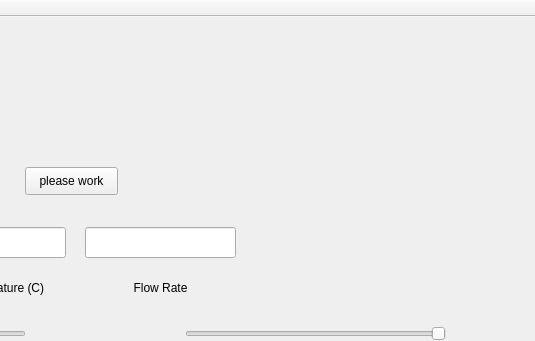
Before: the Qt Designer form FaucetGUI/mainwindow.ui in WilliamJou/FaucetProject, drawn with Qt 5; both pictures show x 355 to 890 and y 0 to 341 of the 890 by 560 pixel window.
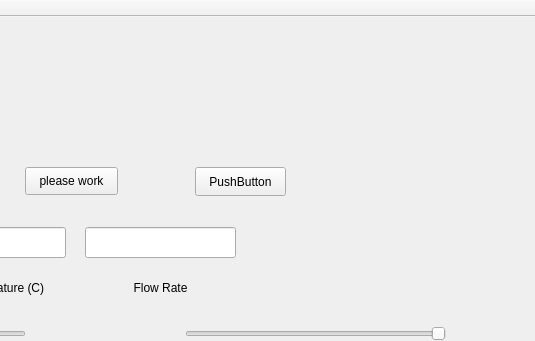
After: the same form once the commit is applied.

What changed in the file:
```diff
--- a/FaucetGUI/mainwindow.ui
+++ b/FaucetGUI/mainwindow.ui
@@ -186,6 +186,19 @@
      <string>Faucet Handle Control</string>
     </property>
    </widget>
+   <widget class="QPushButton" name="pshBut2">
+    <property name="geometry">
+     <rect>
+      <x>550</x>
+      <y>150</y>
+      <width>91</width>
+      <height>29</height>
+     </rect>
+    </property>
+    <property name="text">
+     <string>PushButton</string>
+    </property>
+   </widget>
   </widget>
   <widget class="QMenuBar" name="menuBar">
    <property name="geometry">
```
